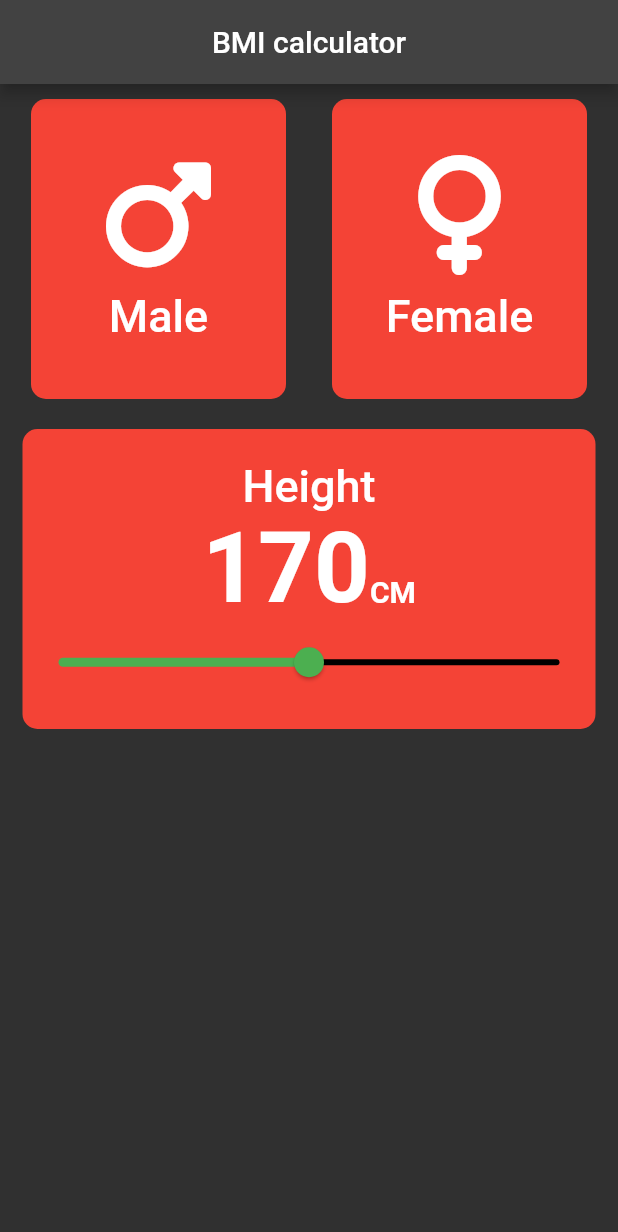
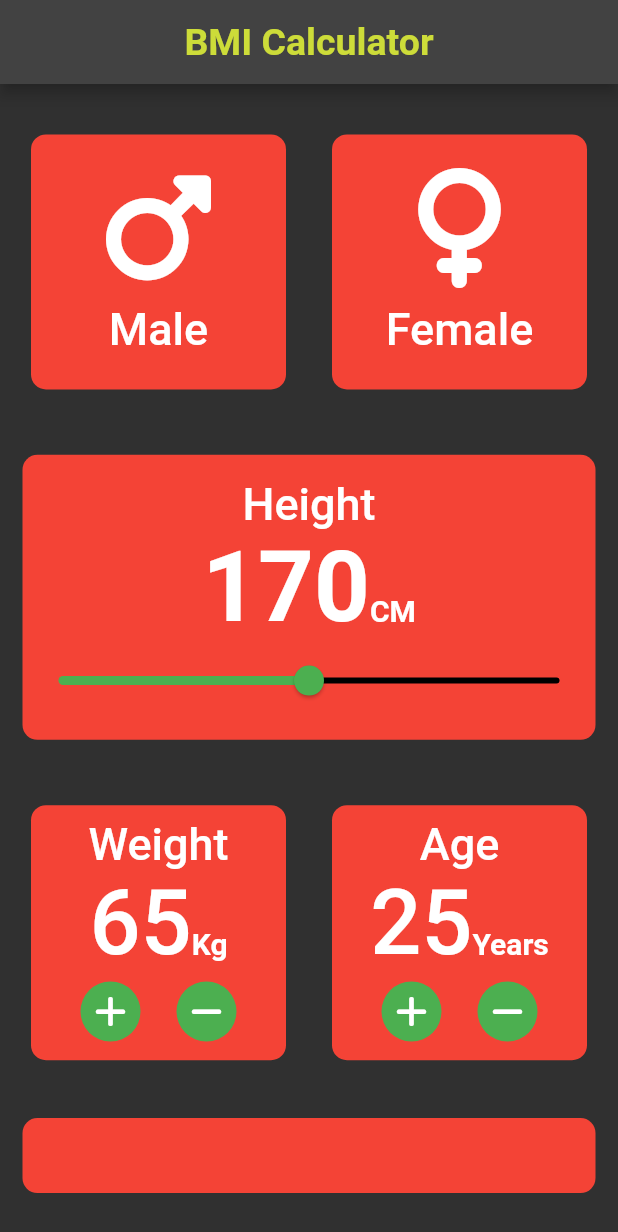
Before and after one commit to aminscipy/flutter_bmi_calculator, a Flutter app: the screen it shows after launch, on a phone screen of 412 x 824 dp. Shown: the top 1232 px of the screen. Run offline on Flutter 3.47's test engine with Material 2 defaults, Android fonts, the phone set to English and light mode, and no system bars; our stand-ins replace font_awesome_flutter.

Commit message:
Page1 complete

```diff
--- a/lib/input_page.dart
+++ /dev/null
@@ -1,155 +0,0 @@
-import 'package:flutter/material.dart';
-import 'package:font_awesome_flutter/font_awesome_flutter.dart';
-
-enum Gender { male, female }
-
-Gender? selectedGender;
-
-int height = 170;
-
-class InputPage extends StatefulWidget {
-  const InputPage({Key? key}) : super(key: key);
-
-  @override
-  State<InputPage> createState() => _InputPageState();
-}
-
-class _InputPageState extends State<InputPage> {
-  @override
-  Widget build(BuildContext context) {
-    return Scaffold(
-        appBar: AppBar(
-          title: const Text('BMI calculator'),
-          centerTitle: true,
-        ),
-        body: Column(
-          verticalDirection: VerticalDirection.down,
-          children: [
-            Row(
-              mainAxisAlignment: MainAxisAlignment.spaceEvenly,
-              children: [
-                GestureDetector(
-                  child: Page1Row1(
-                    gender: 'Male',
-                    icon: FontAwesomeIcons.mars,
-                    color: selectedGender == Gender.male
-                        ? Colors.green
-                        : Colors.red,
-                  ),
-                  onTap: () {
-                    setState(() {
-                      selectedGender = Gender.male;
-                    });
-                  },
-                ),
-                GestureDetector(
-                  onTap: (() {
-                    setState(() {
-                      selectedGender = Gender.female;
-                    });
-                  }),
-                  child: Page1Row1(
-                      gender: 'Female',
-                      icon: FontAwesomeIcons.venus,
-                      color: selectedGender == Gender.female
-                          ? Colors.green
-                          : Colors.red),
-                ),
-              ],
-            ),
-            Row(
-              children: [
-                Expanded(
-                  child: Container(
-                      margin: const EdgeInsets.symmetric(
-                          vertical: 10, horizontal: 15),
-                      height: 200,
-                      decoration: BoxDecoration(
-                        borderRadius: BorderRadius.circular(10),
-                        color: Colors.red,
-                      ),
-                      child: Column(
-                        mainAxisAlignment: MainAxisAlignment.center,
-                        children: [
-                          const Text('Height',
-                              style: TextStyle(
-                                  fontSize: 30, fontWeight: FontWeight.w500)),
-                          Row(
-                            mainAxisAlignment: MainAxisAlignment.center,
-                            crossAxisAlignment: CrossAxisAlignment.baseline,
-                            textBaseline: TextBaseline.alphabetic,
-                            children: [
-                              Text(
-                                height.toString(),
-                                style: const TextStyle(
-                                    fontSize: 65, fontWeight: FontWeight.bold),
-                              ),
-                              const Text(
-                                'CM',
-                                style: TextStyle(
-                                    fontSize: 20, fontWeight: FontWeight.bold),
-                              )
-                            ],
-                          ),
-                          Slider(
-                              value: height.toDouble(),
-                              min: 120,
-                              max: 220,
-                              activeColor: Colors.green,
-                              inactiveColor: Colors.black,
-                              onChanged: (newValue) {
-                                setState(() {
-                                  height = newValue.round();
-                                });
-                              })
-                        ],
-                      )),
-                )
-              ],
-            )
-          ],
-        ));
-  }
-}
-
-// ignore: must_be_immutable
-class Page1Row1 extends StatefulWidget {
-  Page1Row1({Key? key, this.icon, this.gender, this.color}) : super(key: key);
-
-  // ignore: prefer_typing_uninitialized_variables
-  final icon;
-  // ignore: prefer_typing_uninitialized_variables
-  final gender;
-  // ignore: prefer_typing_uninitialized_variables
-  Color? color;
-
-  @override
-  State<Page1Row1> createState() => _Page1Row1State();
-}
-
-class _Page1Row1State extends State<Page1Row1> {
-  @override
-  Widget build(BuildContext context) {
-    return Container(
-      margin: const EdgeInsets.all(10),
-      decoration: BoxDecoration(
-          borderRadius: BorderRadius.circular(10), color: widget.color),
-      height: 200,
-      width: 170,
-      child: Column(
-        mainAxisAlignment: MainAxisAlignment.center,
-        children: [
-          Icon(
-            widget.icon,
-            size: 80,
-          ),
-          const SizedBox(height: 10),
-          Text(
-            widget.gender,
-            style: const TextStyle(fontSize: 30, fontWeight: FontWeight.w500),
-          )
-        ],
-      ),
-    );
-  }
-}
--- a/lib/main.dart
+++ b/lib/main.dart
@@ -1,5 +1,5 @@
 import 'package:flutter/material.dart';
-import 'input_page.dart';
+import 'page1.dart';
 
 void main() {
   runApp(const MyApp());
--- /dev/null
+++ b/lib/page1.dart
@@ -0,0 +1,41 @@
+import 'package:flutter/material.dart';
+import 'page1row1.dart';
+import 'page1row2.dart';
+import 'page1row3.dart';
+
+class InputPage extends StatefulWidget {
+  const InputPage({Key? key}) : super(key: key);
+
+  @override
+  State<InputPage> createState() => _InputPageState();
+}
+
+class _InputPageState extends State<InputPage> {
+  @override
+  Widget build(BuildContext context) {
+    return Scaffold(
+        appBar: AppBar(
+          title: const Text(
+            'BMI Calculator',
+            style: TextStyle(
+                fontSize: 25, color: Colors.lime, fontWeight: FontWeight.bold),
+          ),
+          centerTitle: true,
+        ),
+        body: Column(
+          mainAxisAlignment: MainAxisAlignment.spaceEvenly,
+          verticalDirection: VerticalDirection.down,
+          children: [
+            const Page1Row1(),
+            const Page1Row2(),
+            const Page1Row3(),
+            Container(
+              height: 50,
+              margin: const EdgeInsets.symmetric(horizontal: 15, vertical: 5),
+              decoration: BoxDecoration(
+                  borderRadius: BorderRadius.circular(10), color: Colors.red),
+            )
+          ],
+        ));
+  }
+}
--- /dev/null
+++ b/lib/page1row1.dart
@@ -0,0 +1,91 @@
+import 'package:flutter/material.dart';
+import 'package:font_awesome_flutter/font_awesome_flutter.dart';
+
+enum Gender { male, female }
+
+Gender? selectedGender;
+
+class Page1Row1 extends StatefulWidget {
+  const Page1Row1({Key? key}) : super(key: key);
+
+  @override
+  State<Page1Row1> createState() => _Page1Row1State();
+}
+
+class _Page1Row1State extends State<Page1Row1> {
+  @override
+  Widget build(BuildContext context) {
+    return Row(
+      mainAxisAlignment: MainAxisAlignment.spaceEvenly,
+      children: [
+        GestureDetector(
+          child: Page1Row1Sub(
+            gender: 'Male',
+            icon: FontAwesomeIcons.mars,
+            color: selectedGender == Gender.male ? Colors.green : Colors.red,
+          ),
+          onTap: () {
+            setState(() {
+              selectedGender = Gender.male;
+            });
+          },
+        ),
+        GestureDetector(
+          onTap: (() {
+            setState(() {
+              selectedGender = Gender.female;
+            });
+          }),
+          child: Page1Row1Sub(
+              gender: 'Female',
+              icon: FontAwesomeIcons.venus,
+              color:
+                  selectedGender == Gender.female ? Colors.green : Colors.red),
+        ),
+      ],
+    );
+  }
+}
+
+// ignore: must_be_immutable
+class Page1Row1Sub extends StatefulWidget {
+  Page1Row1Sub({Key? key, this.icon, this.gender, this.color})
+      : super(key: key);
+
+  // ignore: prefer_typing_uninitialized_variables
+  final icon;
+  // ignore: prefer_typing_uninitialized_variables
+  final gender;
+  // ignore: prefer_typing_uninitialized_variables
+  Color? color;
+
+  @override
+  State<Page1Row1Sub> createState() => _Page1Row1SubState();
+}
+
+class _Page1Row1SubState extends State<Page1Row1Sub> {
+  @override
+  Widget build(BuildContext context) {
+    return Container(
+      margin: const EdgeInsets.all(10),
+      decoration: BoxDecoration(
+          borderRadius: BorderRadius.circular(10), color: widget.color),
+      height: 170,
+      width: 170,
+      child: Column(
+        mainAxisAlignment: MainAxisAlignment.center,
+        children: [
+          Icon(
+            widget.icon,
+            size: 80,
+          ),
+          const SizedBox(height: 10),
+          Text(
+            widget.gender,
+            style: const TextStyle(fontSize: 30, fontWeight: FontWeight.w500),
+          )
+        ],
+      ),
+    );
+  }
+}
--- /dev/null
+++ b/lib/page1row2.dart
@@ -0,0 +1,65 @@
+import 'package:flutter/material.dart';
+
+int height = 170;
+
+class Page1Row2 extends StatefulWidget {
+  const Page1Row2({Key? key}) : super(key: key);
+
+  @override
+  State<Page1Row2> createState() => _Page1Row2State();
+}
+
+class _Page1Row2State extends State<Page1Row2> {
+  @override
+  Widget build(BuildContext context) {
+    return Row(
+      children: [
+        Expanded(
+          child: Container(
+              margin: const EdgeInsets.symmetric(vertical: 10, horizontal: 15),
+              height: 190,
+              decoration: BoxDecoration(
+                borderRadius: BorderRadius.circular(10),
+                color: Colors.red,
+              ),
+              child: Column(
+                mainAxisAlignment: MainAxisAlignment.center,
+                children: [
+                  const Text('Height',
+                      style:
+                          TextStyle(fontSize: 30, fontWeight: FontWeight.w500)),
+                  Row(
+                    mainAxisAlignment: MainAxisAlignment.center,
+                    crossAxisAlignment: CrossAxisAlignment.baseline,
+                    textBaseline: TextBaseline.alphabetic,
+                    children: [
+                      Text(
+                        height.toString(),
+                        style: const TextStyle(
+                            fontSize: 65, fontWeight: FontWeight.bold),
+                      ),
+                      const Text(
+                        'CM',
+                        style: TextStyle(
+                            fontSize: 20, fontWeight: FontWeight.bold),
+                      )
+                    ],
+                  ),
+                  Slider(
+                      value: height.toDouble(),
+                      min: 120,
+                      max: 220,
+                      activeColor: Colors.green,
+                      inactiveColor: Colors.black,
+                      onChanged: (newValue) {
+                        setState(() {
+                          height = newValue.round();
+                        });
+                      })
+                ],
+              )),
+        )
+      ],
+    );
+  }
+}
--- /dev/null
+++ b/lib/page1row3.dart
@@ -0,0 +1,128 @@
+import 'package:flutter/material.dart';
+import 'package:font_awesome_flutter/font_awesome_flutter.dart';
+
+int weight = 65;
+int age = 25;
+
+class Page1Row3 extends StatefulWidget {
+  const Page1Row3({Key? key}) : super(key: key);
+
+  @override
+  State<Page1Row3> createState() => _Page1Row3State();
+}
+
+class _Page1Row3State extends State<Page1Row3> {
+  @override
+  Widget build(BuildContext context) {
+    return Row(mainAxisAlignment: MainAxisAlignment.spaceEvenly, children: [
+      Container(
+          margin: const EdgeInsets.all(10),
+          decoration: BoxDecoration(
+              borderRadius: BorderRadius.circular(10), color: Colors.red),
+          height: 170,
+          width: 170,
+          child: Column(
+            mainAxisAlignment: MainAxisAlignment.center,
+            children: [
+              const Text('Weight',
+                  style: TextStyle(fontSize: 30, fontWeight: FontWeight.w500)),
+              Row(
+                mainAxisAlignment: MainAxisAlignment.center,
+                crossAxisAlignment: CrossAxisAlignment.baseline,
+                textBaseline: TextBaseline.alphabetic,
+                children: [
+                  Text(weight.toString(),
+                      style: const TextStyle(
+                          fontSize: 60, fontWeight: FontWeight.w500)),
+                  const Text(
+                    'Kg',
+                    style: TextStyle(fontSize: 20, fontWeight: FontWeight.bold),
+                  )
+                ],
+              ),
+              Row(
+                mainAxisAlignment: MainAxisAlignment.center,
+                children: [
+                  TextButton(
+                      style: TextButton.styleFrom(
+                          primary: Colors.white,
+                          backgroundColor: Colors.green,
+                          shape: const CircleBorder()),
+                      onPressed: () {
+                        setState(() {
+                          weight++;
+                        });
+                      },
+                      child: const Icon(FontAwesomeIcons.plus)),
+                  TextButton(
+                      style: TextButton.styleFrom(
+                          primary: Colors.white,
+                          backgroundColor: Colors.green,
+                          shape: const CircleBorder()),
+                      onPressed: () {
+                        setState(() {
+                          weight--;
+                        });
+                      },
+                      child: const Icon(FontAwesomeIcons.minus))
+                ],
+              )
+            ],
+          )),
+      Container(
+          margin: const EdgeInsets.all(10),
+          decoration: BoxDecoration(
+              borderRadius: BorderRadius.circular(10), color: Colors.red),
+          height: 170,
+          width: 170,
+          child: Column(
+            mainAxisAlignment: MainAxisAlignment.center,
+            children: [
+              const Text('Age',
+                  style: TextStyle(fontSize: 30, fontWeight: FontWeight.w500)),
+              Row(
+                mainAxisAlignment: MainAxisAlignment.center,
+                crossAxisAlignment: CrossAxisAlignment.baseline,
+                textBaseline: TextBaseline.alphabetic,
+                children: [
+                  Text(age.toString(),
+                      style: const TextStyle(
+                          fontSize: 60, fontWeight: FontWeight.w500)),
+                  const Text(
+                    'Years',
+                    style: TextStyle(fontSize: 20, fontWeight: FontWeight.bold),
+                  )
+                ],
+              ),
+              Row(
+                mainAxisAlignment: MainAxisAlignment.center,
+                children: [
+                  TextButton(
+                      style: TextButton.styleFrom(
+                          primary: Colors.white,
+                          backgroundColor: Colors.green,
+                          shape: const CircleBorder()),
+                      onPressed: () {
+                        setState(() {
+                          age++;
+                        });
+                      },
+                      child: const Icon(FontAwesomeIcons.plus)),
+                  TextButton(
+                      style: TextButton.styleFrom(
+                          primary: Colors.white,
+                          backgroundColor: Colors.green,
+                          shape: const CircleBorder()),
+                      onPressed: () {
+                        setState(() {
+                          age--;
+                        });
+                      },
+                      child: const Icon(FontAwesomeIcons.minus))
+                ],
+              )
+            ],
+          ))
+    ]);
+  }
+}
```
